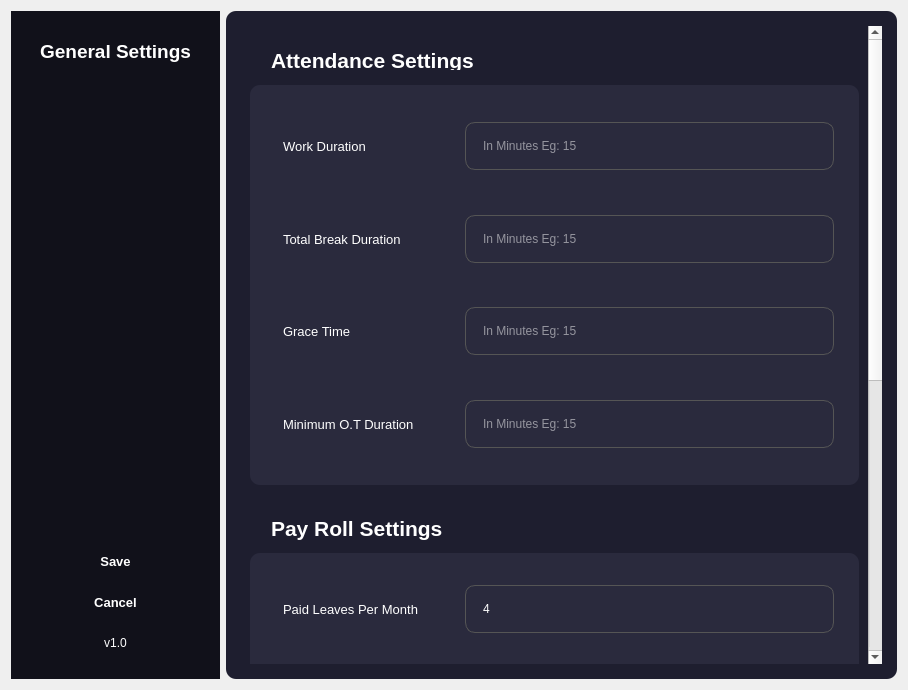
Before: the Qt Designer form ui/settings.ui in vaxson/Presence_Attandance_Tracker, drawn with Qt 5.
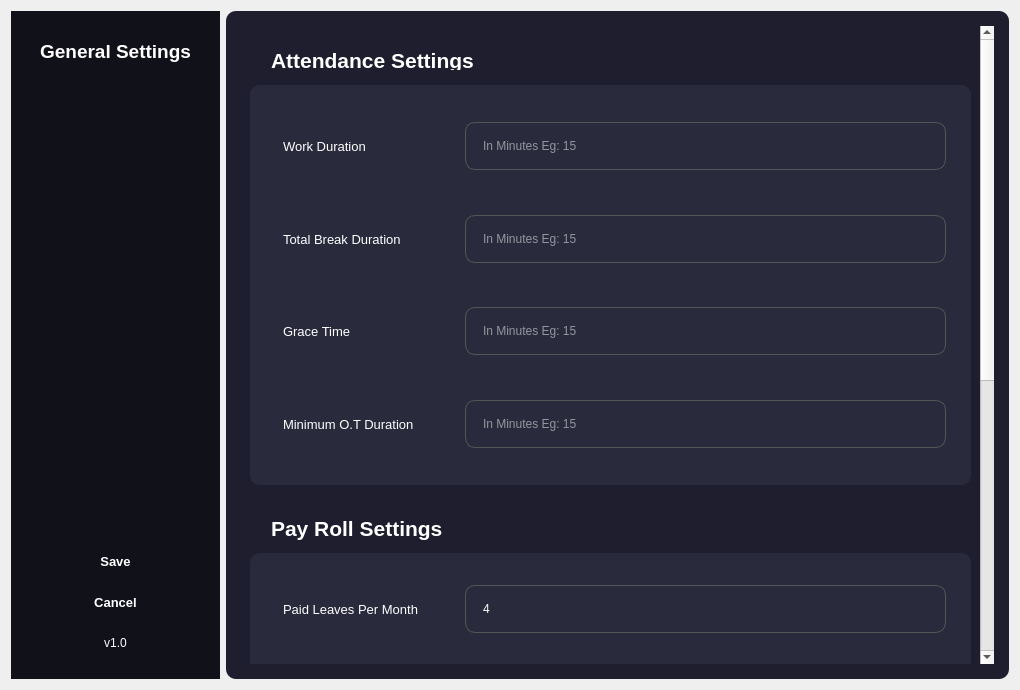
After: the same form once the commit is applied.

The edit to the form file:
```diff
--- a/ui/settings.ui
+++ b/ui/settings.ui
@@ -6,7 +6,7 @@
    <rect>
     <x>0</x>
     <y>0</y>
-    <width>908</width>
+    <width>1020</width>
     <height>690</height>
    </rect>
   </property>
@@ -18,7 +18,7 @@
   </property>
   <property name="maximumSize">
    <size>
-    <width>16777215</width>
+    <width>1020</width>
     <height>690</height>
    </size>
   </property>
@@ -207,8 +207,8 @@
       <property name="geometry">
        <rect>
         <x>0</x>
-        <y>-380</y>
-        <width>632</width>
+        <y>-460</y>
+        <width>744</width>
         <height>1152</height>
        </rect>
       </property>
```
